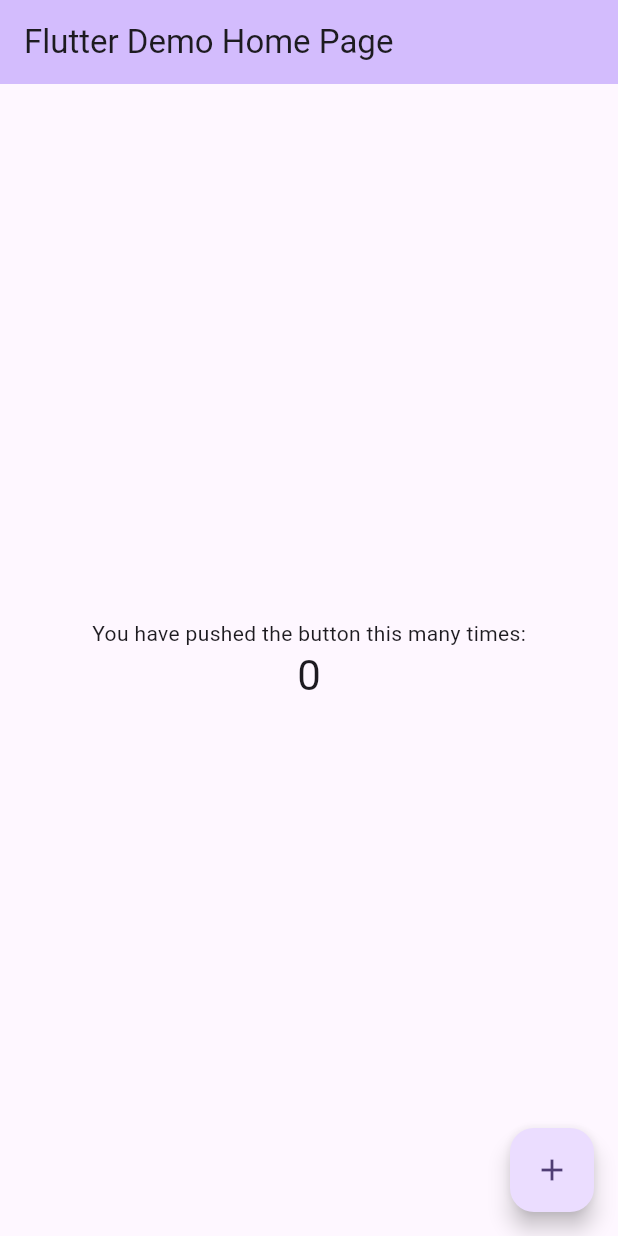
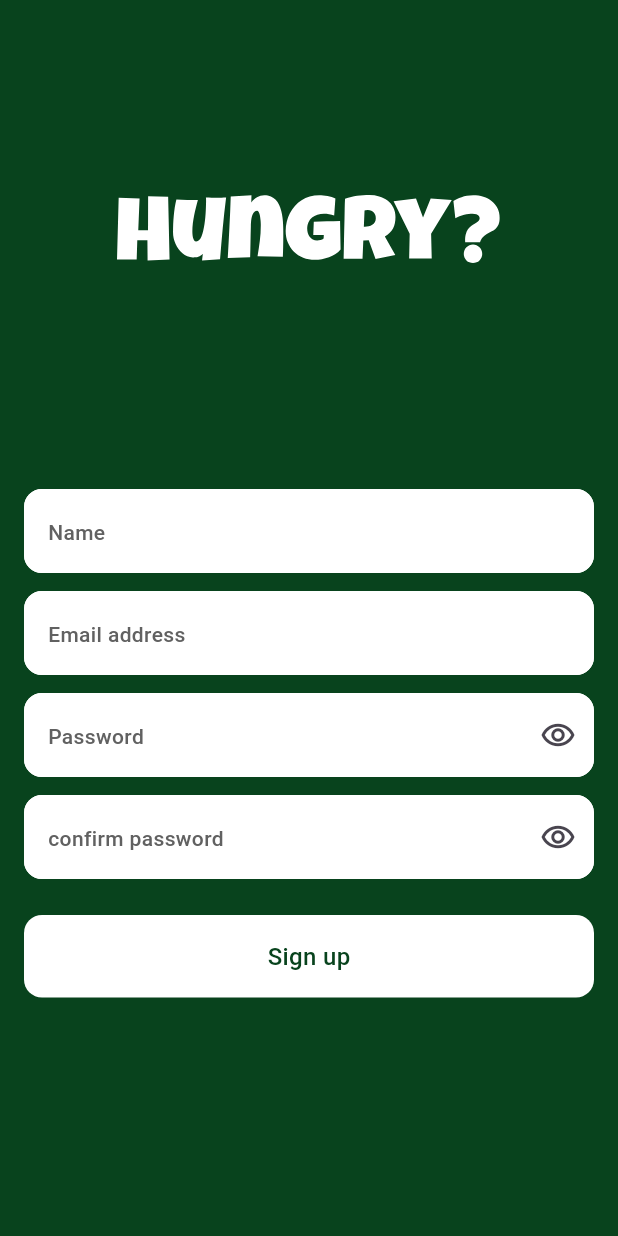
Before and after one commit to NOUR-MOWAFEY/hungry, a Flutter app: the screen it shows after launch, on a phone screen of 412 x 824 dp. Run offline on Flutter 3.47's test engine with Material 3 defaults, Android fonts, the phone set to English and light mode, and no system bars; our stand-ins replace flutter_svg, gap.

Commit message:
build splash, login, signup views

```diff
--- /dev/null
+++ b/lib/core/constants/app_colors.dart
@@ -0,0 +1,5 @@
+import 'package:flutter/material.dart';
+
+class AppColors {
+  static const primary = Color(0xff08431D);
+}
--- a/lib/features/auth/views/login_view.dart
+++ b/lib/features/auth/views/login_view.dart
@@ -0,0 +1,75 @@
+import 'dart:developer';
+
+import 'package:flutter/material.dart';
+import 'package:flutter_svg/svg.dart';
+import 'package:gap/gap.dart';
+import 'package:hungry/core/constants/app_colors.dart';
+import 'package:hungry/features/auth/widgets/custom_auth_button.dart';
+import 'package:hungry/shared/custom_text.dart';
+import 'package:hungry/shared/custom_text_field.dart';
+
+class LoginView extends StatelessWidget {
+  const LoginView({super.key});
+
+  @override
+  Widget build(BuildContext context) {
+    TextEditingController emailController = TextEditingController();
+    TextEditingController passwordController = TextEditingController();
+    GlobalKey<FormState> formKey = GlobalKey<FormState>();
+
+    return GestureDetector(
+      // onTap: () => FocusScope.of(context).unfocus(),
+      child: Scaffold(
+        backgroundColor: AppColors.primary,
+        body: Padding(
+          padding: const EdgeInsets.symmetric(horizontal: 16),
+          child: Form(
+            key: formKey,
+            child: SingleChildScrollView(
+              child: Column(
+                children: [
+                  const Gap(130),
+
+                  SvgPicture.asset('assets/logo/logo.svg'),
+
+                  const Gap(6),
+
+                  const CustomText(
+                    text: 'Welcome Back, Discover The Fast Food',
+                    fontWeight: FontWeight.w600,
+                  ),
+
+                  const Gap(150),
+
+                  CustomTextFormField(
+                    hintText: 'Email address',
+                    isPassword: false,
+                    controller: emailController,
+                  ),
+
+                  const Gap(12),
+
+                  CustomTextFormField(
+                    hintText: 'Password',
+                    isPassword: true,
+                    controller: passwordController,
+                  ),
+
+                  const Gap(24),
+
+                  CustomAuthButton(
+                    formKey: formKey,
+                    text: 'Login',
+                    onTap: () {
+                      log('Successfully Login');
+                    },
+                  ),
+                ],
+              ),
+            ),
+          ),
+        ),
+      ),
+    );
+  }
+}
--- a/lib/features/auth/views/signup_view.dart
+++ b/lib/features/auth/views/signup_view.dart
@@ -0,0 +1,85 @@
+import 'dart:developer';
+
+import 'package:flutter/material.dart';
+import 'package:flutter_svg/svg.dart';
+import 'package:gap/gap.dart';
+import 'package:hungry/core/constants/app_colors.dart';
+import 'package:hungry/features/auth/widgets/custom_auth_button.dart';
+import 'package:hungry/shared/custom_text_field.dart';
+
+class SignupView extends StatelessWidget {
+  const SignupView({super.key});
+
+  @override
+  Widget build(BuildContext context) {
+    TextEditingController nameController = TextEditingController();
+    TextEditingController emailController = TextEditingController();
+    TextEditingController passController = TextEditingController();
+    TextEditingController confirmPassController = TextEditingController();
+    GlobalKey<FormState> formKey = GlobalKey<FormState>();
+
+    return GestureDetector(
+      // onTap: () => FocusScope.of(context).unfocus(),
+      child: Scaffold(
+        backgroundColor: AppColors.primary,
+        body: Padding(
+          padding: const EdgeInsets.symmetric(horizontal: 16),
+          child: Form(
+            key: formKey,
+            child: SingleChildScrollView(
+              child: Column(
+                children: [
+                  const Gap(130),
+
+                  SvgPicture.asset('assets/logo/logo.svg'),
+
+                  const Gap(150),
+
+                  CustomTextFormField(
+                    hintText: 'Name',
+                    isPassword: false,
+                    controller: nameController,
+                  ),
+
+                  const Gap(12),
+
+                  CustomTextFormField(
+                    hintText: 'Email address',
+                    isPassword: false,
+                    controller: emailController,
+                  ),
+
+                  const Gap(12),
+
+                  CustomTextFormField(
+                    hintText: 'Password',
+                    isPassword: true,
+                    controller: passController,
+                  ),
+
+                  const Gap(12),
+
+                  CustomTextFormField(
+                    hintText: 'confirm password',
+                    isPassword: true,
+                    controller: confirmPassController,
+                  ),
+
+                  const Gap(24),
+
+                  CustomAuthButton(
+                    formKey: formKey,
+                    text: 'Sign up',
+                    onTap: () {
+                      log('Successfully Sign up');
+                    },
+                  ),
+                ],
+              ),
+            ),
+          ),
+        ),
+      ),
+    );
+  }
+}
--- /dev/null
+++ b/lib/features/auth/widgets/custom_auth_button.dart
@@ -0,0 +1,38 @@
+import 'package:flutter/material.dart';
+import 'package:hungry/core/constants/app_colors.dart';
+import 'package:hungry/shared/custom_text.dart';
+
+class CustomAuthButton extends StatelessWidget {
+  const CustomAuthButton({
+    super.key,
+    required this.formKey,
+    required this.text,
+    this.onTap,
+  });
+  final GlobalKey<FormState> formKey;
+  final String text;
+  final void Function()? onTap;
+
+  @override
+  Widget build(BuildContext context) {
+    return GestureDetector(
+      onTap: onTap,
+      child: Container(
+        height: 55,
+        decoration: BoxDecoration(
+          color: Colors.white,
+          borderRadius: BorderRadius.circular(12),
+        ),
+
+        child: Center(
+          child: CustomText(
+            text: text,
+            color: AppColors.primary,
+            fontWeight: FontWeight.w500,
+            size: 16,
+          ),
+        ),
+      ),
+    );
+  }
+}
--- a/lib/main.dart
+++ b/lib/main.dart
@@ -1,4 +1,5 @@
 import 'package:flutter/material.dart';
+import 'package:hungry/features/auth/views/signup_view.dart';
 
 void main() {
   runApp(const MyApp());
@@ -7,116 +8,12 @@ void main() {
 class MyApp extends StatelessWidget {
   const MyApp({super.key});
 
-  // This widget is the root of your application.
   @override
   Widget build(BuildContext context) {
     return MaterialApp(
-      title: 'Flutter Demo',
-      theme: ThemeData(
-        // This is the theme of your application.
-        //
-        // TRY THIS: Try running your application with "flutter run". You'll see
-        // the application has a purple toolbar. Then, without quitting the app,
-        // try changing the seedColor in the colorScheme below to Colors.green
-        // and then invoke "hot reload" (save your changes or press the "hot
-        // reload" button in a Flutter-supported IDE, or press "r" if you used
-        // the command line to start the app).
-        //
-        // Notice that the counter didn't reset back to zero; the application
-        // state is not lost during the reload. To reset the state, use hot
-        // restart instead.
-        //
-        // This works for code too, not just values: Most code changes can be
-        // tested with just a hot reload.
-        colorScheme: .fromSeed(seedColor: Colors.deepPurple),
-      ),
-      home: const MyHomePage(title: 'Flutter Demo Home Page'),
+      debugShowCheckedModeBanner: false,
+      title: 'Hungry App',
+      home: const SignupView(),
     );
   }
 }
-
-class MyHomePage extends StatefulWidget {
-  const MyHomePage({super.key, required this.title});
-
-  // This widget is the home page of your application. It is stateful, meaning
-  // that it has a State object (defined below) that contains fields that affect
-  // how it looks.
-
-  // This class is the configuration for the state. It holds the values (in this
-  // case the title) provided by the parent (in this case the App widget) and
-  // used by the build method of the State. Fields in a Widget subclass are
-  // always marked "final".
-
-  final String title;
-
-  @override
-  State<MyHomePage> createState() => _MyHomePageState();
-}
-
-class _MyHomePageState extends State<MyHomePage> {
-  int _counter = 0;
-
-  void _incrementCounter() {
-    setState(() {
-      // This call to setState tells the Flutter framework that something has
-      // changed in this State, which causes it to rerun the build method below
-      // so that the display can reflect the updated values. If we changed
-      // _counter without calling setState(), then the build method would not be
-      // called again, and so nothing would appear to happen.
-      _counter++;
-    });
-  }
-
-  @override
-  Widget build(BuildContext context) {
-    // This method is rerun every time setState is called, for instance as done
-    // by the _incrementCounter method above.
-    //
-    // The Flutter framework has been optimized to make rerunning build methods
-    // fast, so that you can just rebuild anything that needs updating rather
-    // than having to individually change instances of widgets.
-    return Scaffold(
-      appBar: AppBar(
-        // TRY THIS: Try changing the color here to a specific color (to
-        // Colors.amber, perhaps?) and trigger a hot reload to see the AppBar
-        // change color while the other colors stay the same.
-        backgroundColor: Theme.of(context).colorScheme.inversePrimary,
-        // Here we take the value from the MyHomePage object that was created by
-        // the App.build method, and use it to set our appbar title.
-        title: Text(widget.title),
-      ),
-      body: Center(
-        // Center is a layout widget. It takes a single child and positions it
-        // in the middle of the parent.
-        child: Column(
-          // Column is also a layout widget. It takes a list of children and
-          // arranges them vertically. By default, it sizes itself to fit its
-          // children horizontally, and tries to be as tall as its parent.
-          //
-          // Column has various properties to control how it sizes itself and
-          // how it positions its children. Here we use mainAxisAlignment to
-          // center the children vertically; the main axis here is the vertical
-          // axis because Columns are vertical (the cross axis would be
-          // horizontal).
-          //
-          // TRY THIS: Invoke "debug painting" (choose the "Toggle Debug Paint"
-          // action in the IDE, or press "p" in the console), to see the
-          // wireframe for each widget.
-          mainAxisAlignment: .center,
-          children: [
-            const Text('You have pushed the button this many times:'),
-            Text(
-              '$_counter',
-              style: Theme.of(context).textTheme.headlineMedium,
-            ),
-          ],
-        ),
-      ),
-      floatingActionButton: FloatingActionButton(
-        onPressed: _incrementCounter,
-        tooltip: 'Increment',
-        child: const Icon(Icons.add),
-      ),
-    );
-  }
-}
--- /dev/null
+++ b/lib/shared/custom_text.dart
@@ -0,0 +1,23 @@
+import 'package:flutter/material.dart';
+
+class CustomText extends StatelessWidget {
+  const CustomText({
+    super.key,
+    required this.text,
+    this.color = Colors.white,
+    this.fontWeight,
+    this.size,
+  });
+  final String text;
+  final Color color;
+  final FontWeight? fontWeight;
+  final double? size;
+
+  @override
+  Widget build(BuildContext context) {
+    return Text(
+      text,
+      style: TextStyle(color: color, fontWeight: fontWeight, fontSize: size),
+    );
+  }
+}
--- /dev/null
+++ b/lib/shared/custom_text_field.dart
@@ -0,0 +1,74 @@
+import 'package:flutter/material.dart';
+import 'package:hungry/core/constants/app_colors.dart';
+import 'package:hungry/shared/custom_text.dart';
+
+class CustomTextFormField extends StatefulWidget {
+  const CustomTextFormField({
+    super.key,
+    required this.hintText,
+    required this.isPassword,
+    required this.controller,
+  });
+  final String hintText;
+  final bool isPassword;
+  final TextEditingController controller;
+
+  @override
+  State<CustomTextFormField> createState() => _CustomTextFormFieldState();
+}
+
+class _CustomTextFormFieldState extends State<CustomTextFormField> {
+  late bool _isObsecure;
+
+  @override
+  void initState() {
+    _isObsecure = widget.isPassword;
+
+    super.initState();
+  }
+
+  @override
+  Widget build(BuildContext context) {
+    return TextFormField(
+      cursorColor: AppColors.primary,
+      cursorHeight: 20,
+      obscureText: _isObsecure,
+      controller: widget.controller,
+      validator: (value) {
+        if (value == null || value.isEmpty) {
+          return 'Please fill ${widget.hintText}';
+        }
+        return null;
+      },
+      decoration: InputDecoration(
+        fillColor: Colors.white,
+        filled: true,
+        hint: CustomText(
+          text: widget.hintText,
+          color: Colors.grey.shade700,
+          fontWeight: FontWeight.w500,
+        ),
+        enabledBorder: _customOutlineInputBorder(),
+        focusedBorder: _customOutlineInputBorder(),
+        errorBorder: _customOutlineInputBorder(),
+        suffixIcon: widget.isPassword
+            ? GestureDetector(
+                child: Icon(Icons.remove_red_eye_outlined),
+                onTap: () {
+                  setState(() {
+                    _isObsecure = !_isObsecure;
+                  });
+                },
+              )
+            : null,
+      ),
+    );
+  }
+
+  OutlineInputBorder _customOutlineInputBorder() {
+    return OutlineInputBorder(
+      borderRadius: BorderRadius.circular(12),
+      borderSide: BorderSide(color: Colors.white),
+    );
+  }
+}
--- a/lib/splash.dart
+++ b/lib/splash.dart
@@ -0,0 +1,23 @@
+import 'package:flutter/material.dart';
+import 'package:flutter_svg/flutter_svg.dart';
+import 'package:gap/gap.dart';
+import 'package:hungry/core/constants/app_colors.dart';
+
+class SplashView extends StatelessWidget {
+  const SplashView({super.key});
+
+  @override
+  Widget build(BuildContext context) {
+    return Scaffold(
+      backgroundColor: AppColors.primary,
+      body: Column(
+        children: [
+          const Gap(280),
+          SvgPicture.asset('assets/logo/logo.svg'),
+          const Spacer(),
+          Image.asset('assets/splash/splash.png'),
+        ],
+      ),
+    );
+  }
+}
```
Also changed, not shown: pubspec.yaml (+7 -18 lines), assets/logo/logo.svg (added), assets/splash/splash.png (added), lib/core/constants/app_color.dart (deleted), pubspec.lock.
